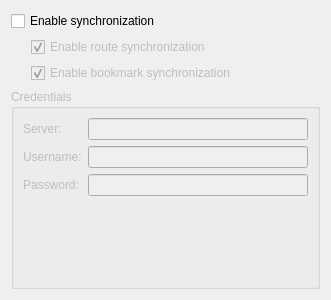
First picture: the form in src/lib/MarbleCloudSyncSettingsWidget.ui, repository KDE/marble, before the edit.
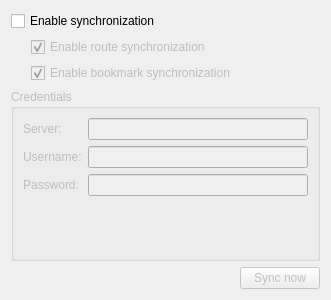
Second picture: the form after the edit.

Commit message: Bookmark synchronization with ownCloud

```diff
--- a/src/lib/MarbleCloudSyncSettingsWidget.ui
+++ b/src/lib/MarbleCloudSyncSettingsWidget.ui
@@ -149,6 +149,33 @@
      </layout>
     </widget>
    </item>
+   <item>
+    <layout class="QHBoxLayout" name="horizontalLayout_3">
+     <item>
+      <spacer name="horizontalSpacer_4">
+       <property name="orientation">
+        <enum>Qt::Horizontal</enum>
+       </property>
+       <property name="sizeHint" stdset="0">
+        <size>
+         <width>40</width>
+         <height>20</height>
+        </size>
+       </property>
+      </spacer>
+     </item>
+     <item>
+      <widget class="QPushButton" name="button_syncNow">
+       <property name="enabled">
+        <bool>false</bool>
+       </property>
+       <property name="text">
+        <string>Sync now</string>
+       </property>
+      </widget>
+     </item>
+    </layout>
+   </item>
   </layout>
  </widget>
  <resources/>
```
Left out of the diff: 48 changed lines with no effect on the pictures. The commit also changes 23 other files.
